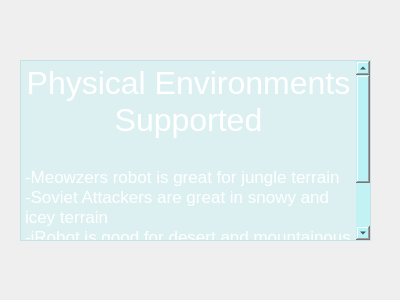
This is CS1C-Project-Master/environments.ui in AustinVaday/CS1C-Class-Project as Qt 5 draws it before an edit. The edited form follows.
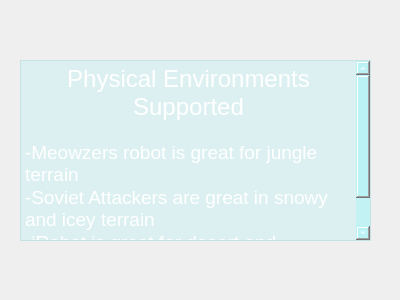
This is the edited form. Icons and pictures are not drawn.

Commit message: Updated testimonial, selling points, physical environments

```diff
--- a/CS1C-Project-Master/environments.ui
+++ b/CS1C-Project-Master/environments.ui
@@ -28,21 +28,21 @@
     </rect>
    </property>
    <property name="styleSheet">
-    <string notr="true">background-color: rgba(165, 243, 246, 64)
+    <string notr="true">background-color: rgba(165, 243, 246, 64);
+font: 13pt &quot;American Typewriter&quot;;
+color: white;
 </string>
    </property>
    <property name="html">
     <string>&lt;!DOCTYPE HTML PUBLIC &quot;-//W3C//DTD HTML 4.0//EN&quot; &quot;http://www.w3.org/TR/REC-html40/strict.dtd&quot;&gt;
 &lt;html&gt;&lt;head&gt;&lt;meta name=&quot;qrichtext&quot; content=&quot;1&quot; /&gt;&lt;style type=&quot;text/css&quot;&gt;
 p, li { white-space: pre-wrap; }
-&lt;/style&gt;&lt;/head&gt;&lt;body style=&quot; font-family:'.Lucida Grande UI'; font-size:13pt; font-weight:400; font-style:normal;&quot;&gt;
-&lt;p align=&quot;center&quot; style=&quot; margin-top:0px; margin-bottom:0px; margin-left:0px; margin-right:0px; -qt-block-indent:0; text-indent:0px;&quot;&gt;&lt;span style=&quot; font-size:24pt; color:#ffffff;&quot;&gt;Physical Environments Supported&lt;/span&gt;&lt;/p&gt;
-&lt;p align=&quot;center&quot; style=&quot;-qt-paragraph-type:empty; margin-top:0px; margin-bottom:0px; margin-left:0px; margin-right:0px; -qt-block-indent:0; text-indent:0px; font-size:18pt; color:#ffffff;&quot;&gt;&lt;br /&gt;&lt;/p&gt;
-&lt;p style=&quot; margin-top:0px; margin-bottom:0px; margin-left:0px; margin-right:0px; -qt-block-indent:0; text-indent:0px;&quot;&gt;&lt;span style=&quot; color:#ffffff;&quot;&gt;-Meowzers robot is great for jungle terrain&lt;/span&gt;&lt;/p&gt;
-&lt;p style=&quot; margin-top:0px; margin-bottom:0px; margin-left:0px; margin-right:0px; -qt-block-indent:0; text-indent:0px;&quot;&gt;&lt;span style=&quot; color:#ffffff;&quot;&gt;-Soviet Attackers are great in snowy and icey terrain&lt;/span&gt;&lt;/p&gt;
-&lt;p style=&quot; margin-top:0px; margin-bottom:0px; margin-left:0px; margin-right:0px; -qt-block-indent:0; text-indent:0px;&quot;&gt;&lt;span style=&quot; color:#ffffff;&quot;&gt;-iRobot is good for desert and mountainous areas&lt;/span&gt;&lt;/p&gt;
-&lt;p style=&quot;-qt-paragraph-type:empty; margin-top:0px; margin-bottom:0px; margin-left:0px; margin-right:0px; -qt-block-indent:0; text-indent:0px; color:#ffffff;&quot;&gt;&lt;br /&gt;&lt;/p&gt;
-&lt;p style=&quot;-qt-paragraph-type:empty; margin-top:0px; margin-bottom:0px; margin-left:0px; margin-right:0px; -qt-block-indent:0; text-indent:0px; color:#ffffff;&quot;&gt;&lt;br /&gt;&lt;/p&gt;&lt;/body&gt;&lt;/html&gt;</string>
+&lt;/style&gt;&lt;/head&gt;&lt;body style=&quot; font-family:'American Typewriter'; font-size:13pt; font-weight:400; font-style:normal;&quot;&gt;
+&lt;p align=&quot;center&quot; style=&quot; margin-top:0px; margin-bottom:0px; margin-left:0px; margin-right:0px; -qt-block-indent:0; text-indent:0px;&quot;&gt;&lt;span style=&quot; font-size:18pt;&quot;&gt;Physical Environments Supported&lt;/span&gt;&lt;/p&gt;
+&lt;p align=&quot;center&quot; style=&quot;-qt-paragraph-type:empty; margin-top:0px; margin-bottom:0px; margin-left:0px; margin-right:0px; -qt-block-indent:0; text-indent:0px;&quot;&gt;&lt;br /&gt;&lt;/p&gt;
+&lt;p style=&quot; margin-top:0px; margin-bottom:0px; margin-left:0px; margin-right:0px; -qt-block-indent:0; text-indent:0px;&quot;&gt;&lt;span style=&quot; font-size:14pt;&quot;&gt;-Meowzers robot is great for jungle terrain&lt;/span&gt;&lt;/p&gt;
+&lt;p style=&quot; margin-top:0px; margin-bottom:0px; margin-left:0px; margin-right:0px; -qt-block-indent:0; text-indent:0px;&quot;&gt;&lt;span style=&quot; font-size:14pt;&quot;&gt;-Soviet Attackers are great in snowy and icey terrain&lt;/span&gt;&lt;/p&gt;
+&lt;p style=&quot; margin-top:0px; margin-bottom:0px; margin-left:0px; margin-right:0px; -qt-block-indent:0; text-indent:0px;&quot;&gt;&lt;span style=&quot; font-size:14pt;&quot;&gt;-iRobot is great for desert and mountainous areas&lt;/span&gt;&lt;/p&gt;&lt;/body&gt;&lt;/html&gt;</string>
    </property>
   </widget>
  </widget>
```
The commit also changes 1 other file.
